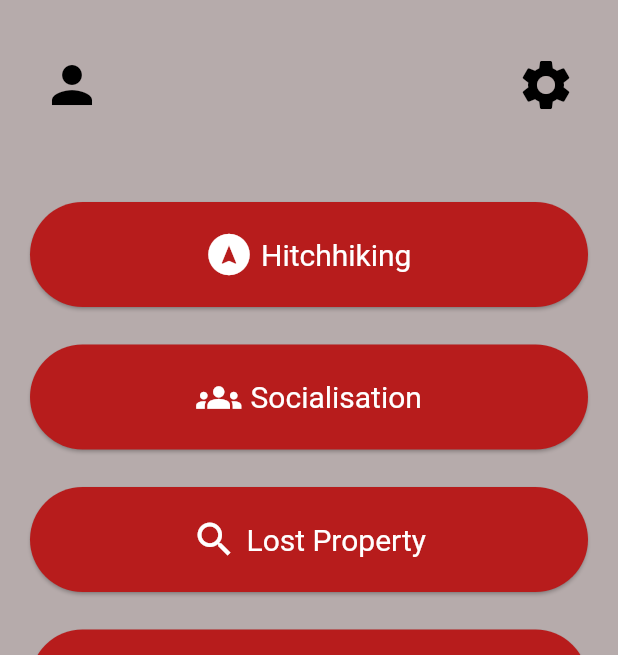
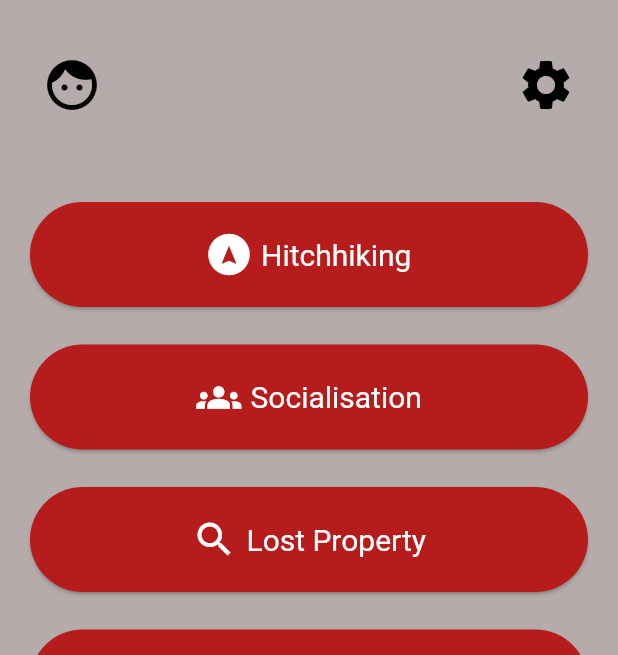
Before and after one commit to OnurAltugg/iztechlife, a Flutter app: the MainPage screen opened directly, on a phone screen of 412 x 824 dp, the part 71-726 px from its top. Run offline on Flutter 3.47's test engine with Material 3 defaults, Android fonts, the phone set to English and light mode, and no system bars; our stand-ins replace cloud_firestore, datetime_picker_formfield_new, firebase_auth, firebase_core, fluttertoast, random_string; missing offline and left inert: image_field; accounts and stored records are empty.

Commit message:
change main page profile icon

```diff
--- a/lib/pages/main_page.dart
+++ b/lib/pages/main_page.dart
@@ -57,7 +57,7 @@ class _MainPageState extends State<MainPage> {
                       MaterialPageRoute(builder: (context) => const Profile()),
                     );
                   },
-                  icon: const Icon(Icons.person, size: 40, color: Colors.black),
+                  icon: const Icon(Icons.face, size: 40, color: Colors.black),
                 ),
                 IconButton(
                   onPressed: () {
```
